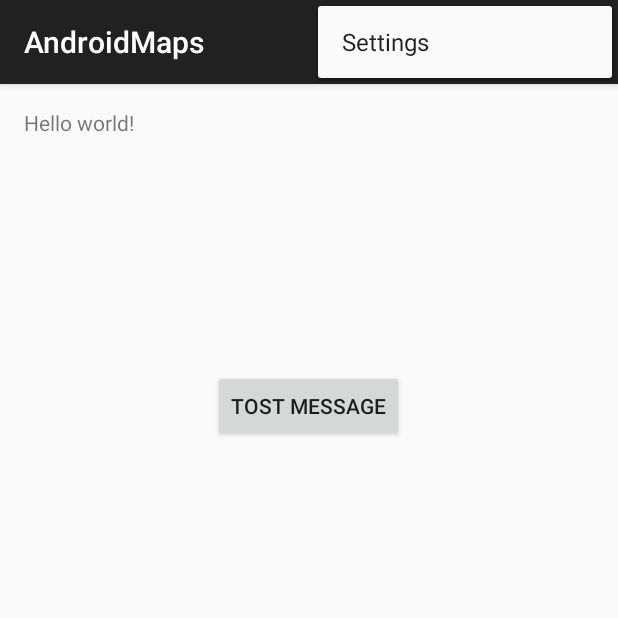
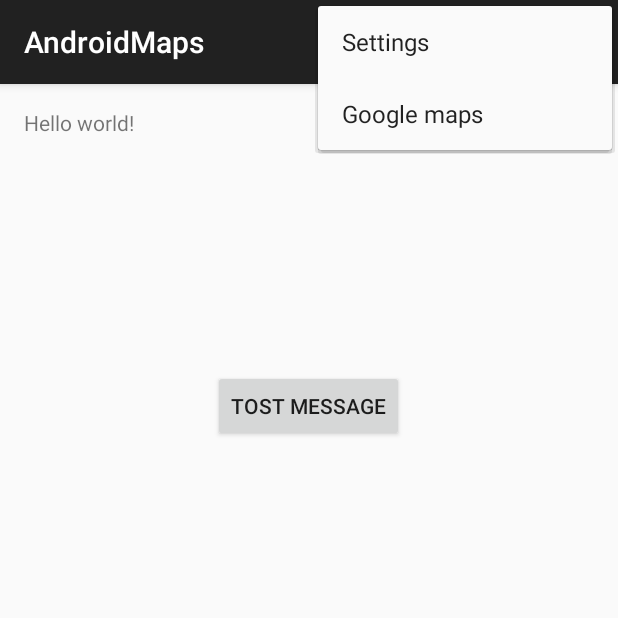
Before and after one commit to Davideini/AndroidMaps, an Android app: the screen it shows after launch (MainActivity), with the options menu open, on a phone screen of 412 x 824 dp, the top half of it. Run offline under Robolectric (Android 15) with nearby library versions, the phone set to English and light mode, and no system bars.

Commit message:
Modify Modify menu_main activity

```diff
--- a/app/src/main/res/menu/menu_main.xml
+++ b/app/src/main/res/menu/menu_main.xml
@@ -1,6 +1,15 @@
 <menu xmlns:android="http://schemas.android.com/apk/res/android"
     xmlns:app="http://schemas.android.com/apk/res-auto"
-    xmlns:tools="http://schemas.android.com/tools" tools:context=".MainActivity">
-    <item android:id="@+id/action_settings" android:title="@string/action_settings"
-        android:orderInCategory="100" app:showAsAction="never" />
+    xmlns:tools="http://schemas.android.com/tools"
+    tools:context=".MainActivity">
+    <item
+        android:id="@+id/action_settings"
+        android:orderInCategory="100"
+        android:title="@string/action_settings"
+        app:showAsAction="never" />
+    <item
+        android:id="@+id/action_googlemaps"
+        android:orderInCategory="101"
+        android:title="@string/action_google_maps"
+        app:showAsAction="never" />
 </menu>
--- a/app/src/main/res/values/strings.xml
+++ b/app/src/main/res/values/strings.xml
@@ -4,4 +4,5 @@
     <string name="hello_world">Hello world!</string>
     <string name="action_settings">Settings</string>
     <string name="title_activity_application_objects">ApplicationObjects</string>
+    <string name="action_google_maps">Google maps</string>
 </resources>
```
